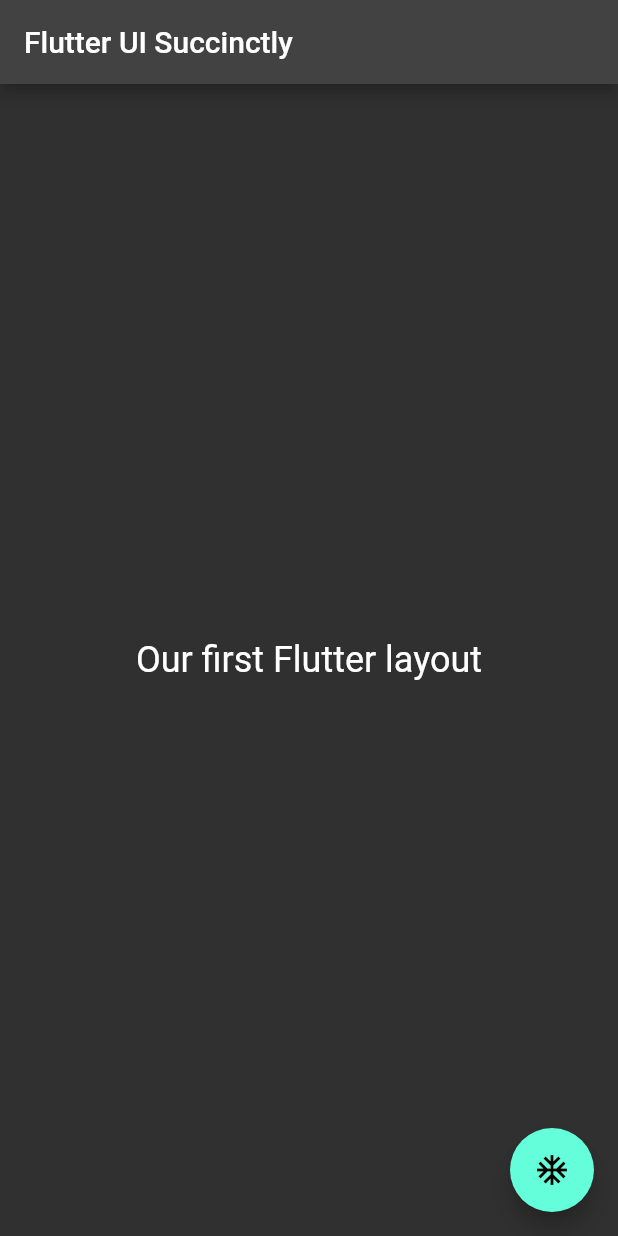
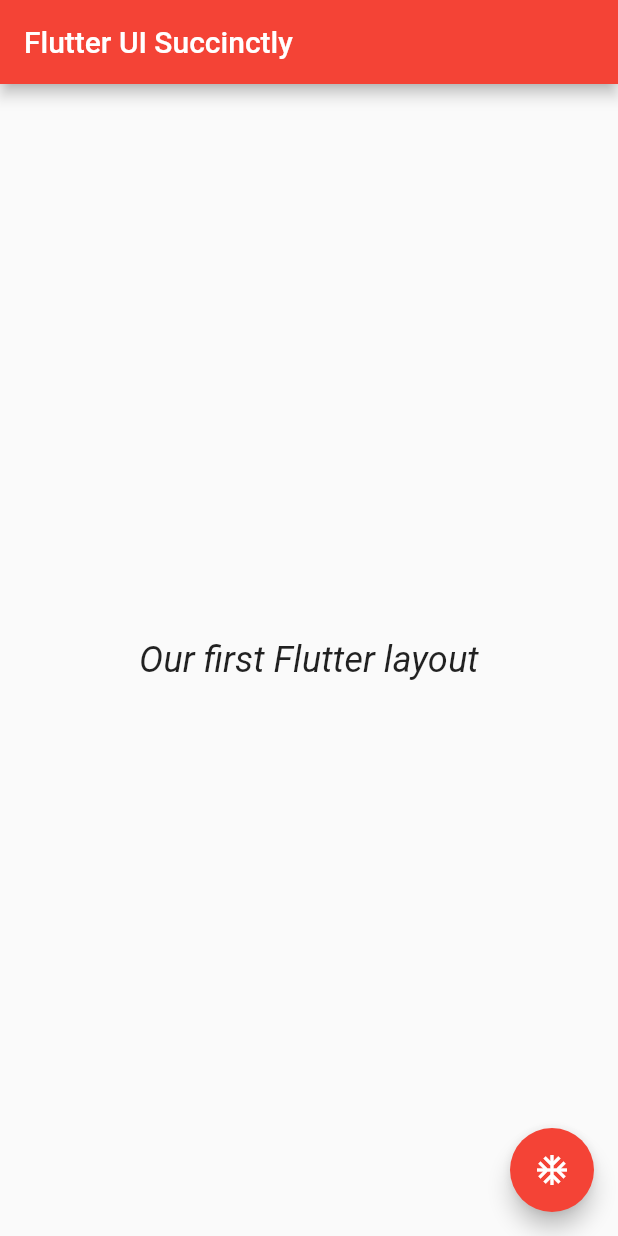
Before and after one commit to Zahranabella/flutter_ui, a Flutter app: the screen it shows after launch, on a phone screen of 412 x 824 dp. Run offline on Flutter 3.47's test engine with Material 2 defaults, Android fonts, the phone set to English and light mode, and no system bars.

Commit message:
scaffold-themedata

```diff
--- a/lib/main.dart
+++ b/lib/main.dart
@@ -27,7 +27,11 @@ class MyApp extends StatelessWidget {
           },
         ),
       ),
-      theme: ThemeData(brightness: Brightness.dark),
+      theme: ThemeData(
+          primarySwatch: Colors.red,
+          textTheme: const TextTheme(
+              bodyMedium: TextStyle(fontSize: 12, fontStyle: FontStyle.italic)),
+          brightness: Brightness.light),
     );
   }
 }
```
